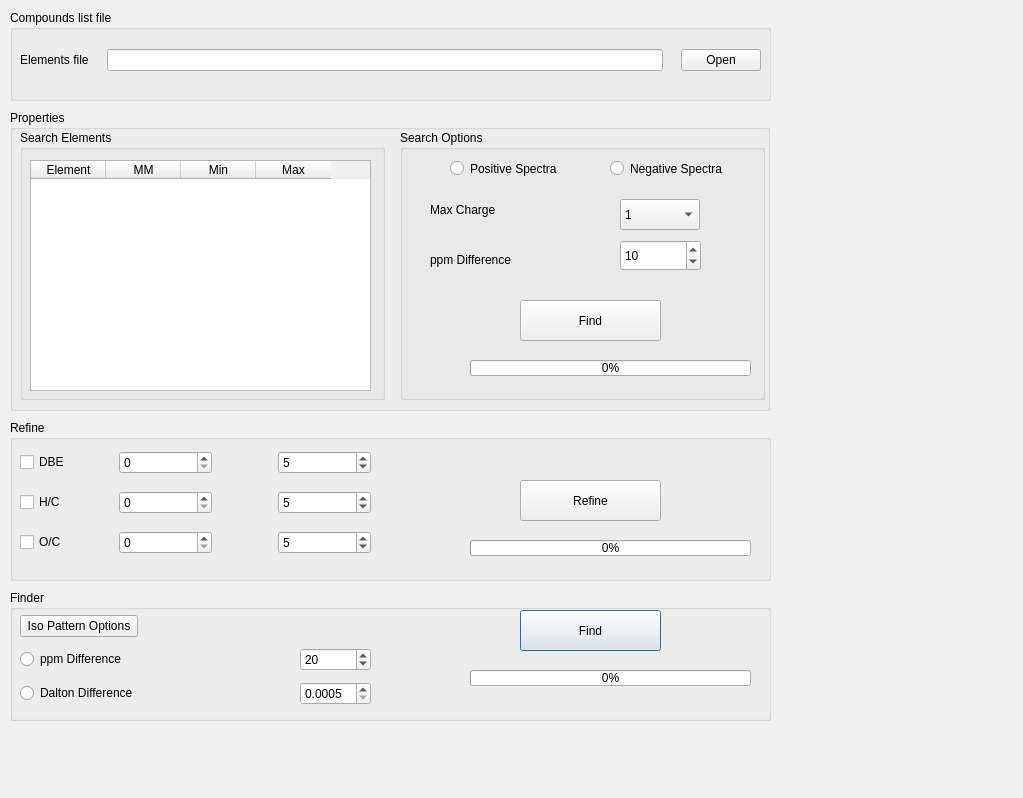
First picture: the form in Ui/Dialog_FormulaFinder.ui, repository danielefil/MCircus_GUI, before the edit.
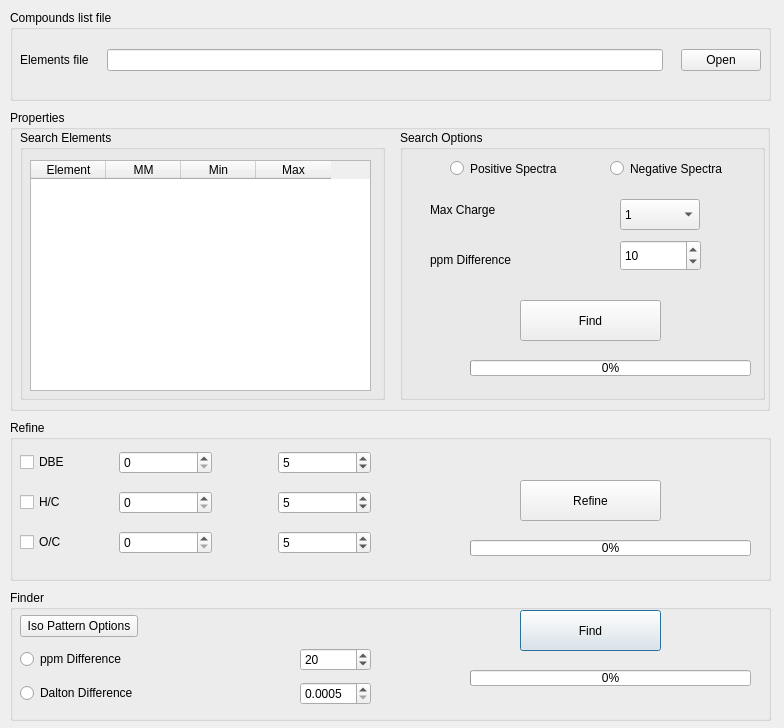
Second picture: the form after the edit.

Diff of the .ui file:
```diff
--- a/Ui/Dialog_FormulaFinder.ui
+++ b/Ui/Dialog_FormulaFinder.ui
@@ -6,8 +6,8 @@
    <rect>
     <x>0</x>
     <y>0</y>
-    <width>1023</width>
-    <height>798</height>
+    <width>784</width>
+    <height>728</height>
    </rect>
   </property>
   <property name="windowTitle">
```
